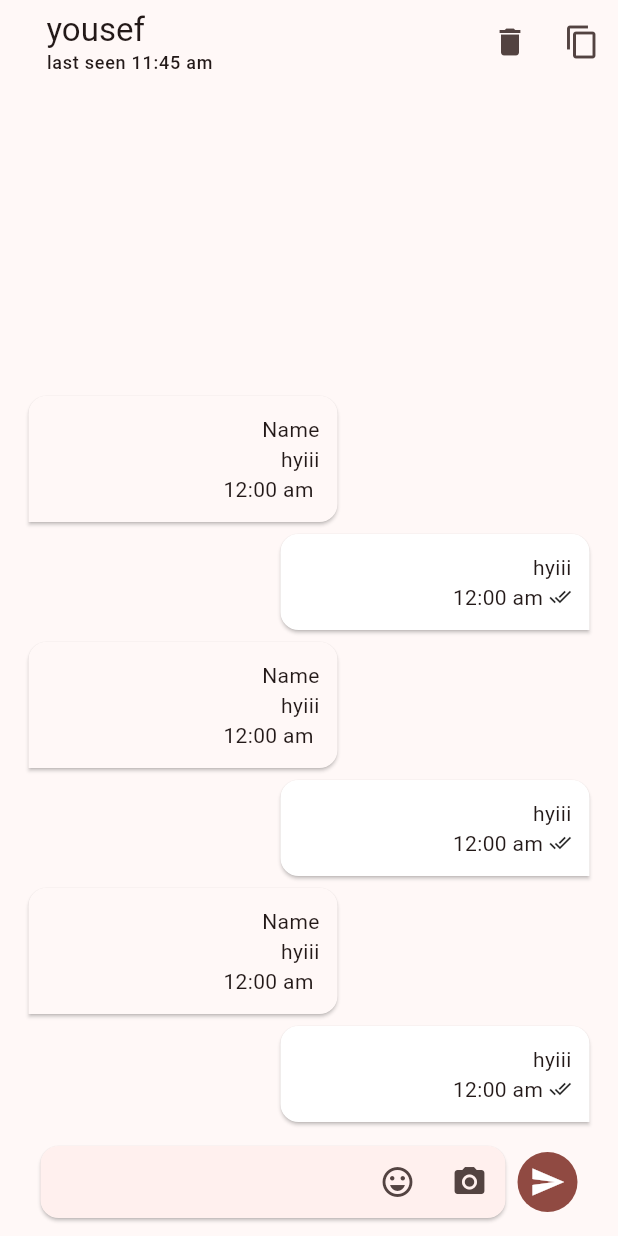
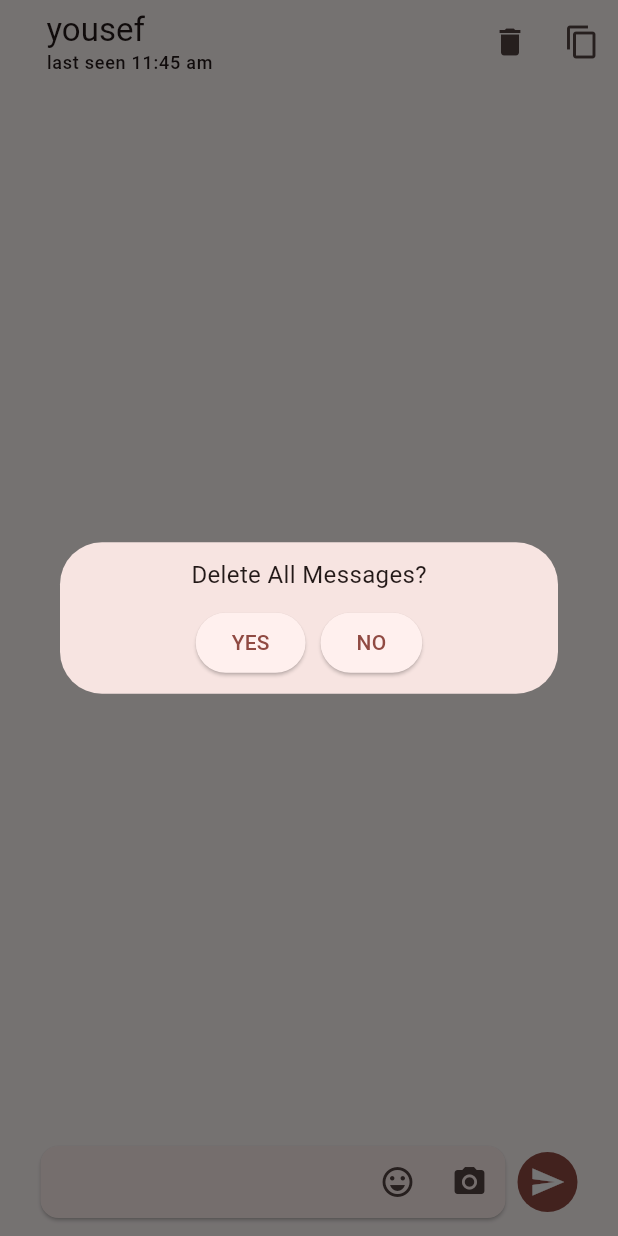
Before and after one commit to YousefDewidar/material_chat_app, a Flutter app: the screen it shows after launch, after a tap on the "delete" icon, on a phone screen of 412 x 824 dp. Run offline on Flutter 3.47's test engine with Material 3 defaults, Android fonts, the phone set to English and light mode, and no system bars; our stand-ins replace cloud_firestore, firebase_auth, firebase_core, flutter_colorpicker, flutter_svg, modal_progress_hud_nsn and 2 more; accounts and stored records are empty.

Commit message:
Delete all messages from chat.

```diff
--- a/lib/constant.dart
+++ b/lib/constant.dart
@@ -2,3 +2,5 @@ import 'package:flutter/material.dart';
 
 Color kPrimaryColor = const Color(0xff0DF5E3);
 String kMessagesCollection = 'messages';
+String kCreatedAt = 'createdAt';
+String kMessage = 'message';
--- a/lib/main.dart
+++ b/lib/main.dart
@@ -36,7 +36,7 @@ class ChatApp extends StatelessWidget {
           theme: ThemeData(
             colorScheme: ColorScheme.fromSeed(seedColor: value.themeCol),
           ),
-          home:InChatView() ,
+          home: InChatView() ,
           // StreamBuilder(
           //   stream: FirebaseAuth.instance.userChanges(),
           //   builder: (context, snapshot) {
--- /dev/null
+++ b/lib/models/message.dart
@@ -0,0 +1,10 @@
+class Message {
+  final String message;
+  final String createAt;
+
+  Message({required this.createAt, required this.message});
+
+  factory Message.fromJson(data) {
+    return Message.fromJson(data['message']);
+  }
+}
--- a/lib/views/chat/in_chat_view.dart
+++ b/lib/views/chat/in_chat_view.dart
@@ -1,15 +1,30 @@
+import 'package:cloud_firestore/cloud_firestore.dart';
 import 'package:flutter/material.dart';
+import 'package:material_chat_app/constant.dart';
+import 'package:material_chat_app/models/message.dart';
+import 'package:material_chat_app/views/chat/widgets/delete_messages_dialog.dart';
 import 'package:material_chat_app/views/chat/widgets/message_card.dart';
 import 'package:material_chat_app/views/chat/widgets/send_message.dart';
 
-class InChatView extends StatefulWidget {
-  const InChatView({super.key});
+class InChatView extends StatelessWidget {
+  InChatView({super.key});
+  final ScrollController controller = ScrollController();
 
-  @override
-  State<InChatView> createState() => _InChatViewState();
+  void scrollDown() {
+    controller.animateTo(
+      controller.position.maxScrollExtent,
+      duration: const Duration(seconds: 1),
+      curve: Curves.fastEaseInToSlowEaseOut,
+    );
   }
 
-class _InChatViewState extends State<InChatView> {
+  void deleteAllMessages(context) {
+    showDialog(
+      context: context,
+      builder: (context) => const DeleteMessagesDialog(),
+    );
+  }
+
   @override
   Widget build(BuildContext context) {
     return Scaffold(
@@ -28,7 +43,11 @@ class _InChatViewState extends State<InChatView> {
           ),
         ),
         actions: [
-          IconButton(onPressed: () {}, icon: const Icon(Icons.delete)),
+          IconButton(
+              onPressed: () {
+                deleteAllMessages(context);
+              },
+              icon: const Icon(Icons.delete)),
           IconButton(onPressed: () {}, icon: const Icon(Icons.copy)),
         ],
       ),
@@ -37,21 +56,44 @@ class _InChatViewState extends State<InChatView> {
         child: Column(
           children: [
             // messages
-            Expanded(
+            StreamBuilder(
+                stream: FirebaseFirestore.instance
+                    .collection(kMessagesCollection)
+                    .orderBy(kCreatedAt)
+                    .snapshots(),
+                builder: (context, snapshot) {
+                  if (snapshot.hasData) {
+                    List<String> messagesList = [];
+                    List<DateTime> timeList = [];
+                    for (int i = 0; i < snapshot.data!.docs.length; i++) {
+                      messagesList.add(snapshot.data!.docs[i][kMessage]);
+                      timeList.add(snapshot.data!.docs[i][kCreatedAt].toDate());
+                    }
+                    return Expanded(
                       child: ListView.builder(
-                reverse: true,
-                itemCount: 6,
+                        controller: controller,
+                        itemCount: messagesList.length,
                         itemBuilder: (context, index) {
                           return MessageCard(
-                    message: 'hyiii',
-                    index: index, isGroup: false,
+                            message: Message(
+                                message: messagesList[index],
+                                createAt:
+                                    '${timeList[index].hour}:${timeList[index].minute} am'),
+                            index: index,
+                            isGroup: false,
                           );
                         },
                       ),
-            ),
+                    );
+                  } else {
+                    return const Expanded(child: SizedBox());
+                  }
+                }),
 
             // message text input
-            const SendMessageWidget(),
+            SendMessageWidget(
+              scrollDown: scrollDown,
+            ),
           ],
         ),
       ),
--- a/lib/views/chat/widgets/chat_card.dart
+++ b/lib/views/chat/widgets/chat_card.dart
@@ -12,7 +12,7 @@ class ChatCard extends StatelessWidget {
       onTap: () {
         Navigator.push(context, MaterialPageRoute(
           builder: (context) {
-            return const InChatView();
+            return InChatView();
           },
         ));
       },
--- /dev/null
+++ b/lib/views/chat/widgets/delete_messages_dialog.dart
@@ -0,0 +1,56 @@
+import 'package:cloud_firestore/cloud_firestore.dart';
+import 'package:flutter/material.dart';
+import 'package:material_chat_app/constant.dart';
+
+class DeleteMessagesDialog extends StatelessWidget {
+  const DeleteMessagesDialog({
+    super.key,
+  });
+
+  @override
+  Widget build(BuildContext context) {
+    return Dialog(
+      child: Padding(
+        padding: const EdgeInsets.symmetric(vertical: 10.0),
+        child: Column(
+          mainAxisSize: MainAxisSize.min,
+          children: [
+            const Text(
+              'Delete All Messages?',
+              style: TextStyle(fontSize: 16),
+            ),
+            const SizedBox(
+              height: 10,
+            ),
+            Row(
+              mainAxisAlignment: MainAxisAlignment.center,
+              children: [
+                ElevatedButton(
+                    onPressed: () {
+                      FirebaseFirestore.instance
+                          .collection(kMessagesCollection)
+                          .get()
+                          .then((value) {
+                        for (var doc in value.docs) {
+                          doc.reference.delete();
+                        }
+                        Navigator.pop(context);
+                      });
+                    },
+                    child: const Text('YES')),
+                const SizedBox(
+                  width: 10,
+                ),
+                ElevatedButton(
+                    onPressed: () {
+                      Navigator.pop(context);
+                    },
+                    child: const Text('NO')),
+              ],
+            )
+          ],
+        ),
+      ),
+    );
+  }
+}
--- a/lib/views/chat/widgets/message_card.dart
+++ b/lib/views/chat/widgets/message_card.dart
@@ -1,4 +1,5 @@
 import 'package:flutter/material.dart';
+import 'package:material_chat_app/models/message.dart';
 
 class MessageCard extends StatelessWidget {
   const MessageCard(
@@ -8,7 +9,7 @@ class MessageCard extends StatelessWidget {
       required this.message});
   final int index;
   final bool isGroup;
-  final String message;
+  final Message message;
 
   @override
   Widget build(BuildContext context) {
@@ -39,11 +40,11 @@ class MessageCard extends StatelessWidget {
                         height: 0,
                       )
                     : const Text("Name"),
-                Text(message),
+                Text(message.message),
                 Row(
                   mainAxisAlignment: MainAxisAlignment.end,
                   children: [
-                    const Text('12:00 am'),
+                    Text(message.createAt),
                     const SizedBox(
                       width: 4,
                     ),
--- a/lib/views/chat/widgets/send_message.dart
+++ b/lib/views/chat/widgets/send_message.dart
@@ -3,8 +3,10 @@ import 'package:flutter/material.dart';
 import 'package:material_chat_app/constant.dart';
 
 class SendMessageWidget extends StatefulWidget {
+  final Function scrollDown;
   const SendMessageWidget({
     super.key,
+    required this.scrollDown,
   });
 
   @override
@@ -53,10 +55,11 @@ class _SendMessageWidgetState extends State<SendMessageWidget> {
           IconButton.filled(
               onPressed: () {
                 if (controller.text.isNotEmpty) {
-                  messages.add({
-                    'message': controller.text,
-                  });
+                  messages.add(
+                      {kMessage: controller.text, kCreatedAt: DateTime.now()});
+                  widget.scrollDown();
                   controller.clear();
+                  setState(() {});
                 }
               },
               icon: const Icon(Icons.send))
--- a/lib/views/group/widgets/group_card.dart
+++ b/lib/views/group/widgets/group_card.dart
@@ -13,7 +13,7 @@ class GroupCard extends StatelessWidget {
         Navigator.push(
             context,
             MaterialPageRoute(
-              builder: (context) => const InGroupView(),
+              builder: (context) => InGroupView(),
             ));
       },
       child: const Card(
```
Also changed, not shown: lib/views/group/in_group_view.dart (+17 -3 lines). Lines whose indentation alone changed are shown as unchanged.
